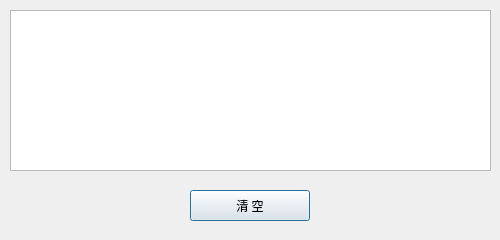
Old version of the form 测试/qt/Firmware Update/FirmwareUpdate/dialogdebug.ui in the repository chenxiwu/StudyNotes.
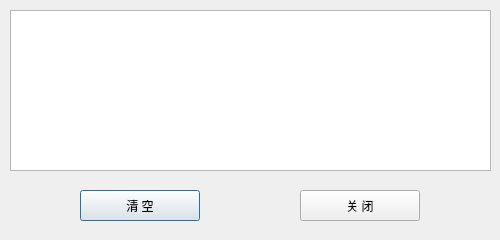
New version of the form.

Patch:
```diff
--- a/测试/qt/Firmware Update/FirmwareUpdate/dialogdebug.ui
+++ b/测试/qt/Firmware Update/FirmwareUpdate/dialogdebug.ui
@@ -26,7 +26,7 @@
   <widget class="QPushButton" name="pushButton_Clear">
    <property name="geometry">
     <rect>
-     <x>190</x>
+     <x>80</x>
      <y>190</y>
      <width>120</width>
      <height>31</height>
@@ -36,6 +36,19 @@
     <string>清 空</string>
    </property>
   </widget>
+  <widget class="QPushButton" name="pushButton_Close">
+   <property name="geometry">
+    <rect>
+     <x>300</x>
+     <y>190</y>
+     <width>120</width>
+     <height>31</height>
+    </rect>
+   </property>
+   <property name="text">
+    <string>关 闭</string>
+   </property>
+  </widget>
  </widget>
  <resources/>
  <connections/>
```
